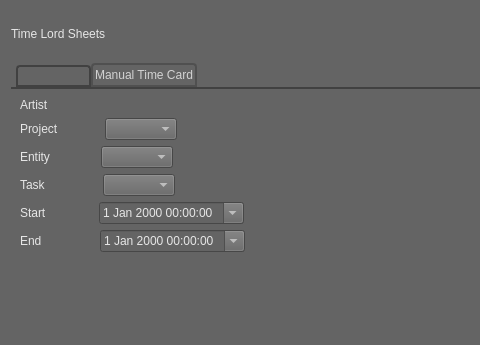
This is Python/Utilities/time_lord/ui/time_lord_sheets.ui in SleepDeprivedVFX/t_sheets_listener as Qt 5 draws it before an edit; both pictures show x 0 to 480 and y 0 to 345 of the 1070 by 571 pixel window. The edited form follows.
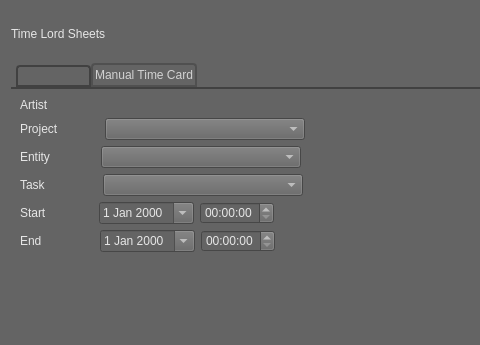
This is the edited form. The open tabs and pages were chosen to show the change.

Commit message: Sheets is mostly working.  Got the Manual Timecard to work, though I should figure out how to have it switch the tabs back.  Still won't export

Diff of the .ui file:
```diff
--- a/Python/Utilities/time_lord/ui/time_lord_sheets.ui
+++ b/Python/Utilities/time_lord/ui/time_lord_sheets.ui
@@ -553,7 +553,14 @@
           </spacer>
          </item>
          <item>
-          <widget class="QComboBox" name="new_project"/>
+          <widget class="QComboBox" name="new_project">
+           <property name="minimumSize">
+            <size>
+             <width>200</width>
+             <height>0</height>
+            </size>
+           </property>
+          </widget>
          </item>
          <item>
           <spacer name="horizontalSpacer_16">
@@ -596,7 +603,14 @@
           </spacer>
          </item>
          <item>
-          <widget class="QComboBox" name="new_entity"/>
+          <widget class="QComboBox" name="new_entity">
+           <property name="minimumSize">
+            <size>
+             <width>200</width>
+             <height>0</height>
+            </size>
+           </property>
+          </widget>
          </item>
          <item>
           <spacer name="horizontalSpacer_15">
@@ -639,7 +653,14 @@
           </spacer>
          </item>
          <item>
-          <widget class="QComboBox" name="new_task"/>
+          <widget class="QComboBox" name="new_task">
+           <property name="minimumSize">
+            <size>
+             <width>200</width>
+             <height>0</height>
+            </size>
+           </property>
+          </widget>
          </item>
          <item>
           <spacer name="horizontalSpacer_14">
@@ -682,12 +703,15 @@
           </spacer>
          </item>
          <item>
-          <widget class="QDateTimeEdit" name="new_start_time">
+          <widget class="QDateEdit" name="new_start_date">
            <property name="calendarPopup">
             <bool>true</bool>
            </property>
           </widget>
          </item>
+         <item>
+          <widget class="QTimeEdit" name="new_start_time"/>
+         </item>
          <item>
           <spacer name="horizontalSpacer_10">
            <property name="orientation">
@@ -729,12 +753,15 @@
           </spacer>
          </item>
          <item>
-          <widget class="QDateTimeEdit" name="dateTimeEdit">
+          <widget class="QDateEdit" name="new_end_date">
            <property name="calendarPopup">
             <bool>true</bool>
            </property>
           </widget>
          </item>
+         <item>
+          <widget class="QTimeEdit" name="new_end_time"/>
+         </item>
          <item>
           <spacer name="horizontalSpacer_11">
            <property name="orientation">
```
Left out of the diff: 2 changed lines with no effect on the pictures. The commit also changes 3 other files.
